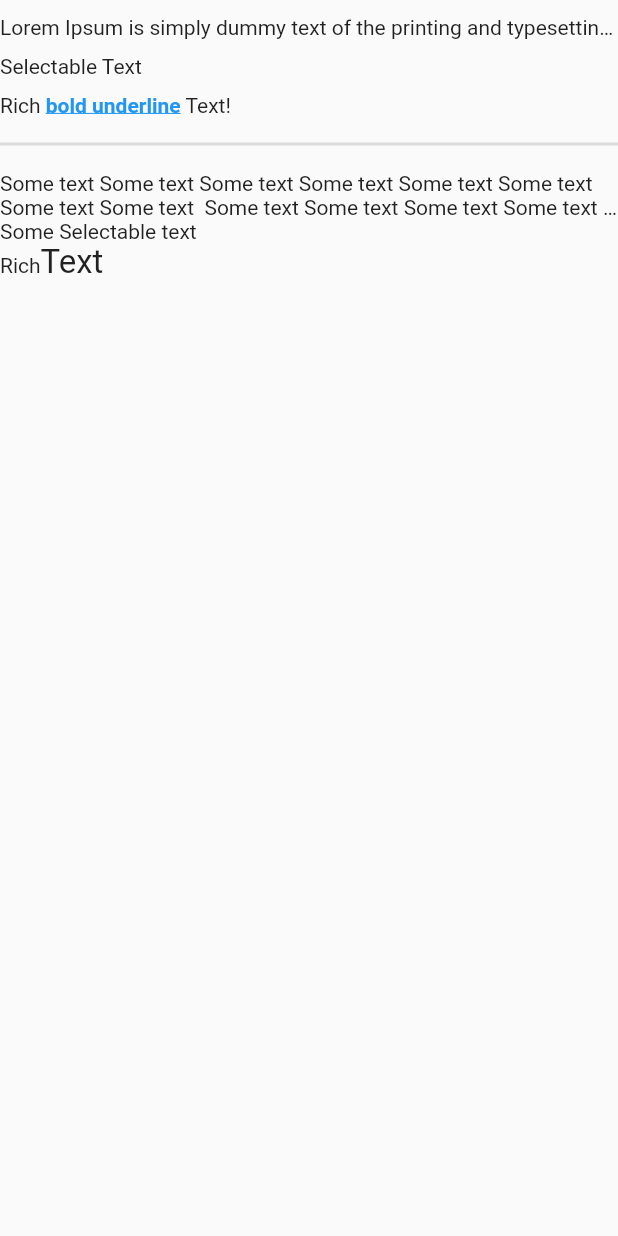
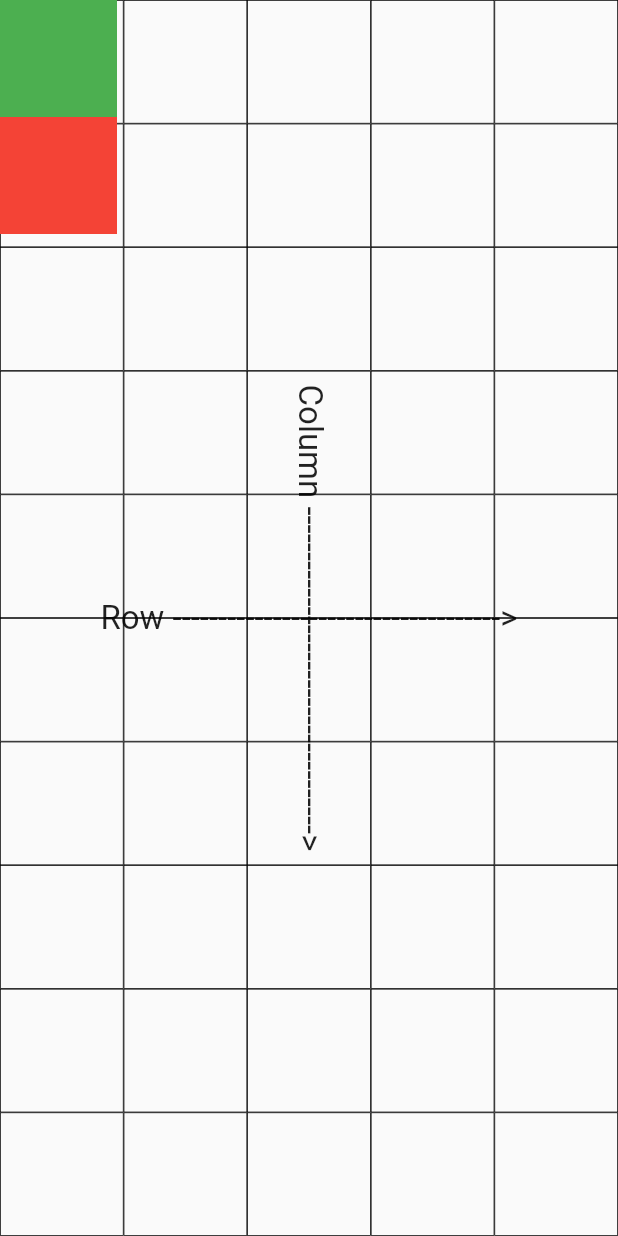
Before and after one commit to Artem-Pronenko/widgets, a Flutter app: the screen it shows after launch, on a phone screen of 412 x 824 dp. Run offline on Flutter 3.47's test engine with Material 2 defaults, Android fonts, the phone set to English and light mode, and no system bars.

Commit message:
widgets #3 Row | Column

```diff
--- a/lib/main.dart
+++ b/lib/main.dart
@@ -50,97 +50,91 @@ class MyApp extends StatelessWidget {
   }
 }
 
+class RedBox extends StatelessWidget {
+  const RedBox({Key? key}) : super(key: key);
+
+  @override
+  Widget build(BuildContext context) {
+    return Container(
+      width: 78,
+      height: 78,
+      color: Colors.red,
+    );
+  }
+}
+
+class GreenBox extends StatelessWidget {
+  const GreenBox({Key? key}) : super(key: key);
+
+  @override
+  Widget build(BuildContext context) {
+    return Container(
+      width: 78,
+      height: 78,
+      color: Colors.green,
+    );
+  }
+}
+
 class App extends StatelessWidget {
   const App({Key? key}) : super(key: key);
 
   @override
   Widget build(BuildContext context) {
     return Scaffold(
-      body: SingleChildScrollView(
-        child: SafeArea(
-          child: Column(
-            crossAxisAlignment: CrossAxisAlignment.stretch,
-            children: [
-              const TextExamples(),
-              const SizedBox(height: 10),
-              const Text(
-                'Some text Some text Some text Some text Some text Some text Some text Some text  Some text Some text Some text Some text  Some text Some text Some text Some text ',
-                overflow: TextOverflow.ellipsis,
-                maxLines: 2,
+      body: SafeArea(
+        child: Stack(
+          children: [
+            const Center(
+              child: Text(
+                'Row ------------------------------------>',
+                style: TextStyle(fontSize: 22),
               ),
-              const SelectableText(
-                'Some Selectable text',
-              ),
-              Text.rich(
-                TextSpan(
-                  children: [
-                    const TextSpan(text: 'Rich'),
-                    TextSpan(
-                      text: 'Text',
-                      style: const TextStyle(fontSize: 22),
-                      recognizer: TapGestureRecognizer()
-                        ..onTap = () {
-                          print('111');
-                        },
-                    ),
-                  ],
+            ),
+            const Center(
+              child: RotatedBox(
+                quarterTurns: 1,
+                child: Text(
+                  'Column ------------------------------------>',
+                  style: TextStyle(fontSize: 22),
                 ),
               ),
-            ],
-          ),
+            ),
+            GridView.builder(
+              gridDelegate: const SliverGridDelegateWithFixedCrossAxisCount(
+                crossAxisCount: 5,
+              ),
+              itemBuilder: (BuildContext context, int index) {
+                return Container(
+                  decoration: BoxDecoration(
+                    border: Border.all(color: Colors.black, width: 0.5),
+                  ),
+                );
+              },
+            ),
+            const ColRowExample(),
+          ],
         ),
       ),
     );
   }
 }
 
-class TextExamples extends StatelessWidget {
-  const TextExamples({Key? key}) : super(key: key);
+class ColRowExample extends StatelessWidget {
+  const ColRowExample({Key? key}) : super(key: key);
 
   @override
   Widget build(BuildContext context) {
     return Column(
-      crossAxisAlignment: CrossAxisAlignment.stretch,
+      // mainAxisAlignment: MainAxisAlignment.spaceEvenly,
+      crossAxisAlignment: CrossAxisAlignment.center,
+      mainAxisAlignment: MainAxisAlignment.spaceAround,
+      // textDirection: TextDirection.ltr,
+      verticalDirection: VerticalDirection.up,
+      mainAxisSize: MainAxisSize.min,
       children: [
-        const SizedBox(height: 10),
-        const Text(
-          'Lorem Ipsum is simply dummy text of the printing and typesetting industry. Lorem Ipsum has been the industry\'s standard dummy text ever since the 1500s, when an unknown printer took a galley of type and scrambled it to make a type specimen book. It has survived not only five centuries, but also the leap into electronic typesetting, remaining essentially unchanged. It was popularised in the 1960s with the release of Letraset sheets containing Lorem Ipsum passages, and more recently with desktop publishing software like Aldus PageMaker including versions of Lorem Ipsum.',
-          overflow: TextOverflow.ellipsis,
-        ),
-        const SizedBox(height: 10),
-        const SelectableText.rich(
-          TextSpan(
-            children: [
-              TextSpan(text: 'Selectable '),
-              TextSpan(text: 'Text'),
-            ],
-          ),
-        ),
-        const SizedBox(height: 10),
-        Text.rich(
-          TextSpan(
-            children: [
-              const TextSpan(text: 'Rich '),
-              const TextSpan(
-                text: 'bold underline',
-                style: TextStyle(
-                  color: Colors.blue,
-                  fontWeight: FontWeight.bold,
-                  decoration: TextDecoration.underline,
-                ),
-              ),
-              TextSpan(
-                text: ' Text!',
-                recognizer: TapGestureRecognizer()
-                  ..onTap = () {
-                    print(111);
-                  },
-              ),
-            ],
-          ),
-        ),
-        const SizedBox(height: 10),
-        const Divider(thickness: 2),
+        RedBox(),
+        GreenBox(),
       ],
     );
   }
--- a/pubspec.yaml
+++ b/pubspec.yaml
@@ -44,7 +44,7 @@ dev_dependencies:
   # activated in the `analysis_options.yaml` file located at the root of your
   # package. See that file for information about deactivating specific lint
   # rules and activating additional ones.
-  flutter_lints: ^2.0.0
+#  flutter_lints: ^2.0.0
 
 # For information on the generic Dart part of this file, see the
 # following page: https://dart.dev/tools/pub/pubspec
```
Also changed, not shown: pubspec.lock.
